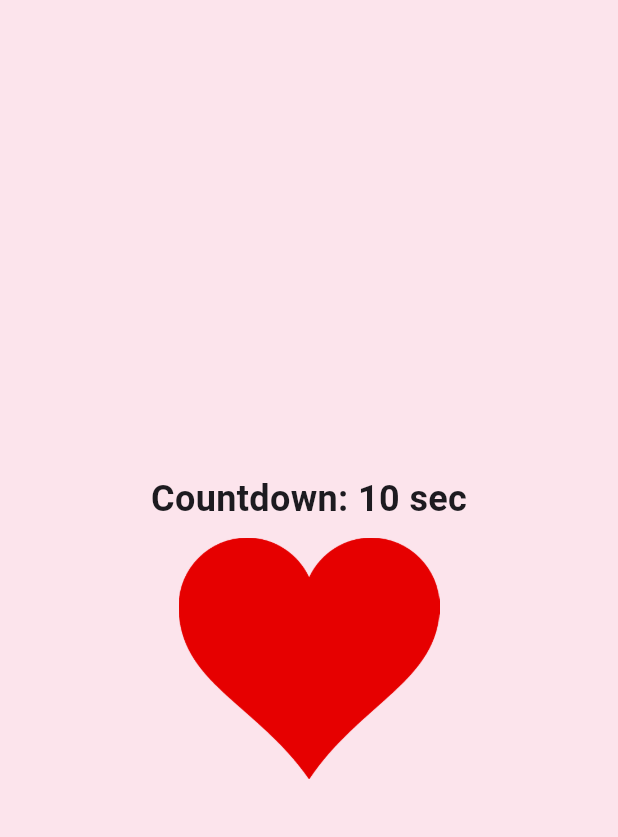
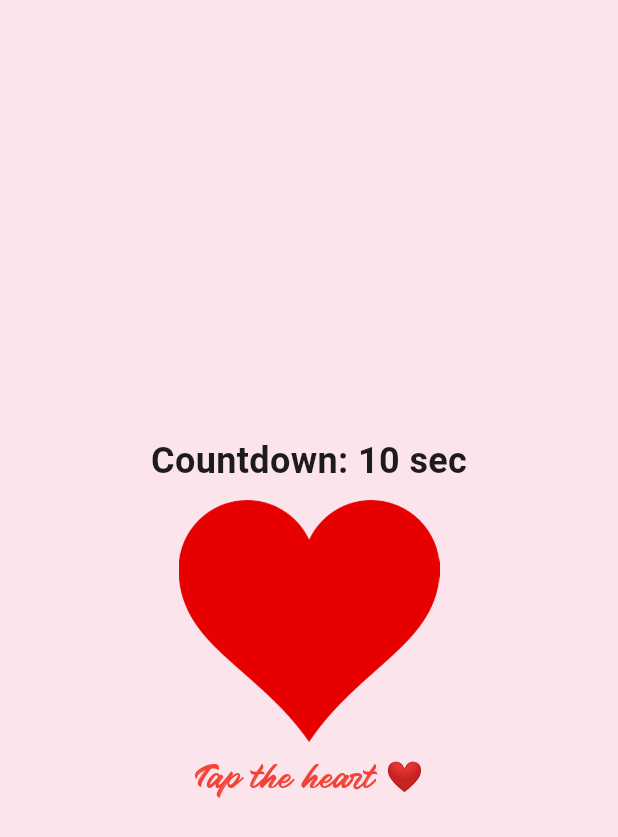
Before and after one commit to MAD743/MAD_CW_Valentine-s, a Flutter app: the screen it shows after launch, on a phone screen of 412 x 824 dp. Shown: the top 837 px of the screen. Run offline on Flutter 3.47's test engine with Material 3 defaults, Android fonts, the phone set to English and light mode, and no system bars.

Commit message:
greeting text feature

```diff
--- a/lib/main.dart
+++ b/lib/main.dart
@@ -27,9 +27,19 @@ class _HeartbeatScreenState extends State<HeartbeatScreen>
     with SingleTickerProviderStateMixin {
   late AnimationController _controller;
   late Animation<double> _animation;
-  int _seconds = 10; // Countdown timer duration
+  int _seconds = 10;
   Timer? _timer;
   final Random _random = Random();
+  String _currentMessage = "Tap the heart ❤️";
+  double _textOpacity = 1.0;
+
+  final List<String> messages = [
+    "You make my heart skip a beat! ❤️",
+    "Happy Valentine's Day, Love! 💖",
+    "You are my forever Valentine! 🌹",
+    "Sending love and hugs your way! 💕",
+    "You hold the key to my heart! 🔑❤️"
+  ];
 
   @override
   void initState() {
@@ -52,16 +62,29 @@ class _HeartbeatScreenState extends State<HeartbeatScreen>
   }
 
   void startTimer() {
-    _seconds = 10; // Reset timer on start
-    _timer?.cancel(); // Cancel existing timer if any
+    _seconds = 10;
+    _timer?.cancel();
     _timer = Timer.periodic(const Duration(seconds: 1), (timer) {
       setState(() {
         if (_seconds > 0) {
           _seconds--;
         } else {
           _timer?.cancel();
-          _controller.stop(); // Stop heartbeat animation
+          _controller.stop();
         }
+      });
+    });
+  }
+
+  void showNewMessage() {
+    setState(() {
+      _currentMessage = messages[_random.nextInt(messages.length)];
+      _textOpacity = 1.0;
+    });
+
+    Future.delayed(const Duration(seconds: 2), () {
+      setState(() {
+        _textOpacity = 0.0;
       });
     });
   }
@@ -86,7 +109,8 @@ class _HeartbeatScreenState extends State<HeartbeatScreen>
                   _timer?.cancel();
                 } else {
                   _controller.repeat(reverse: true);
-                  startTimer(); // Start the countdown when animation starts
+                  startTimer();
+                  showNewMessage(); // Display new message on tap
                 }
               },
               child: AnimatedBuilder(
@@ -99,6 +123,19 @@ class _HeartbeatScreenState extends State<HeartbeatScreen>
                 },
               ),
             ),
+            const SizedBox(height: 20),
+            AnimatedOpacity(
+              opacity: _textOpacity,
+              duration: const Duration(seconds: 2),
+              child: Text(
+                _currentMessage,
+                style: const TextStyle(
+                  fontSize: 20,
+                  fontFamily: 'RomanticFont',
+                  color: Colors.red,
+                ),
+              ),
+            ),
           ],
         ),
       ),
```
